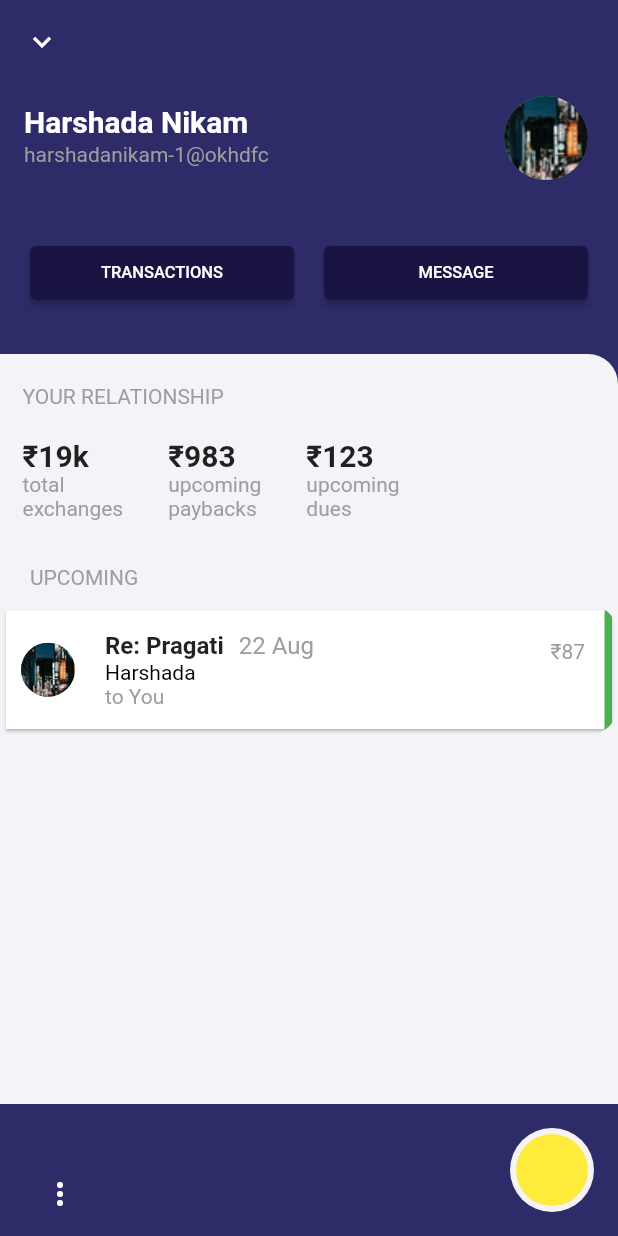
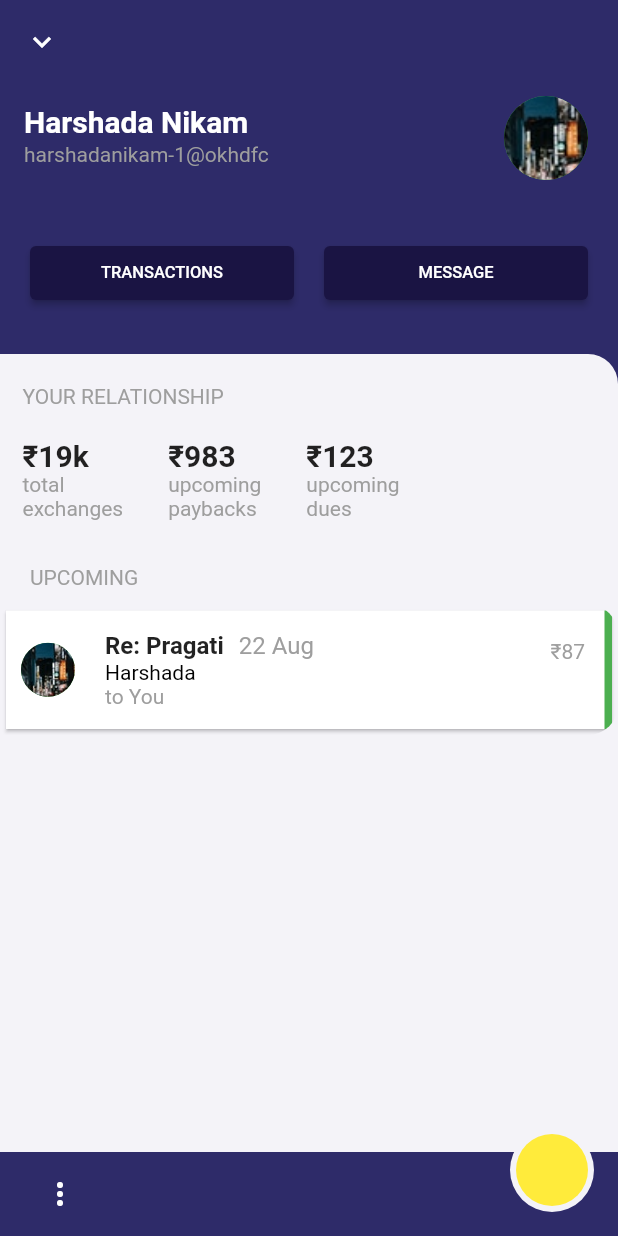
Before and after one commit to simran1901/Payment-App, a Flutter app: the Screen1 screen opened by its route, after a tap on "Harshada", on a phone screen of 412 x 824 dp. Run offline on Flutter 3.47's test engine with Material 2 defaults, Android fonts, the light colour scheme and no system bars; our stand-ins replace fl_chart.

Commit message:
dummy app

```diff
--- a/lib/screens/screen1.dart
+++ b/lib/screens/screen1.dart
@@ -20,6 +20,7 @@
   bool _expanded = false;
   @override
   Widget build(BuildContext context) {
+    final Size _size = MediaQuery.of(context).size;
     final frnd = Friends();
     final frequentList = frnd.frequent;
     final recentList = frnd.recent;
@@ -79,7 +80,7 @@
                     shrinkWrap: true,
                     physics: NeverScrollableScrollPhysics(),
                     gridDelegate: SliverGridDelegateWithMaxCrossAxisExtent(
-                      maxCrossAxisExtent: MediaQuery.of(context).size.width / 5,
+                      maxCrossAxisExtent: _size.width / 5,
                       childAspectRatio: 1 / 1.2,
                     ),
                     itemCount: _expanded ? frequentList.length : 5,
@@ -140,7 +141,7 @@
                       physics: NeverScrollableScrollPhysics(),
                       gridDelegate: SliverGridDelegateWithMaxCrossAxisExtent(
                         maxCrossAxisExtent:
-                            MediaQuery.of(context).size.width / 5,
+                            _size.width / 5,
                         childAspectRatio: 1 / 1.2,
                       ),
                       itemCount: recentList.length,
@@ -150,7 +151,7 @@
                 _expanded ? ListTile() : SizedBox(height: 20),
                 if (!_expanded)
                   Container(
-                    width: MediaQuery.of(context).size.width,
+                    width: _size.width,
                     decoration: BoxDecoration(
                       borderRadius:
                           BorderRadius.only(topRight: Radius.circular(20)),
@@ -180,7 +181,7 @@
             Align(
               alignment: Alignment.bottomCenter,
               child: Container(
-                width: MediaQuery.of(context).size.width,
+                width: _size.width,
                 decoration: BoxDecoration(
                   color: Colors.white,
                   borderRadius: BorderRadius.only(topLeft: Radius.circular(20)),
--- a/lib/screens/screen2.dart
+++ b/lib/screens/screen2.dart
@@ -9,6 +9,7 @@
 
   @override
   Widget build(BuildContext context) {
+    final Size _size = MediaQuery.of(context).size;
     final fr = ModalRoute.of(context)!.settings.arguments as Friend;
     return Scaffold(
       backgroundColor: Theme.of(context).primaryColor,
@@ -103,8 +104,8 @@
                 ),
                 SizedBox(height: 30),
                 Container(
-                  width: MediaQuery.of(context).size.width,
-                  height: 500,
+                  width: _size.width,
+                  height: _size.height,
                   decoration: BoxDecoration(
                     borderRadius:
                         BorderRadius.only(topRight: Radius.circular(20)),
```
Also changed, not shown: lib/screens/screen3.dart (+11 -1 lines), 2 other files.
